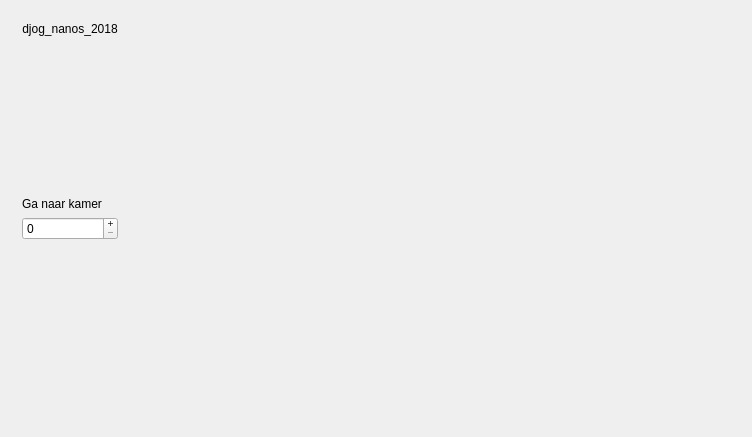
Above: hoofd_scherm.ui from djog/djog_nanos_2018 before the change. Below: the same form after it.
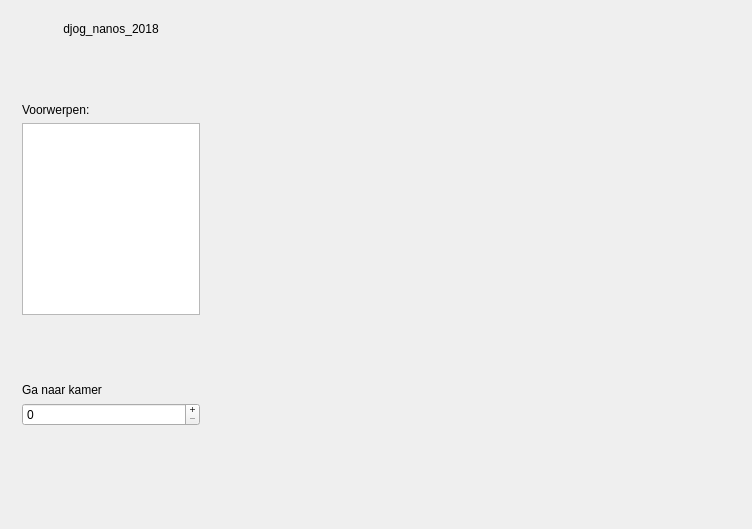
That is the form after the change. Icons and pictures are not drawn.

Commit message: Hoofdscherm laat voorwerpen (nog geen) zien

What changed in the file:
```diff
--- a/hoofd_scherm.ui
+++ b/hoofd_scherm.ui
@@ -7,7 +7,7 @@
     <x>0</x>
     <y>0</y>
     <width>752</width>
-    <height>437</height>
+    <height>529</height>
    </rect>
   </property>
   <property name="windowTitle">
@@ -47,7 +47,30 @@
        </spacer>
       </item>
       <item>
-       <widget class="QLabel" name="label">
+       <widget class="QLabel" name="label_voorwerpen">
+        <property name="text">
+         <string>Voorwerpen:</string>
+        </property>
+       </widget>
+      </item>
+      <item>
+       <widget class="QListView" name="list_voorwerpen"/>
+      </item>
+      <item>
+       <spacer name="spacer_midden">
+        <property name="orientation">
+         <enum>Qt::Vertical</enum>
+        </property>
+        <property name="sizeHint" stdset="0">
+         <size>
+          <width>20</width>
+          <height>40</height>
+         </size>
+        </property>
+       </spacer>
+      </item>
+      <item>
+       <widget class="QLabel" name="label_ga_naar_kamer">
         <property name="text">
          <string>Ga naar kamer</string>
         </property>
```
Left out of the diff: 6 changed lines with no effect on the pictures. The commit also changes 2 other files.
